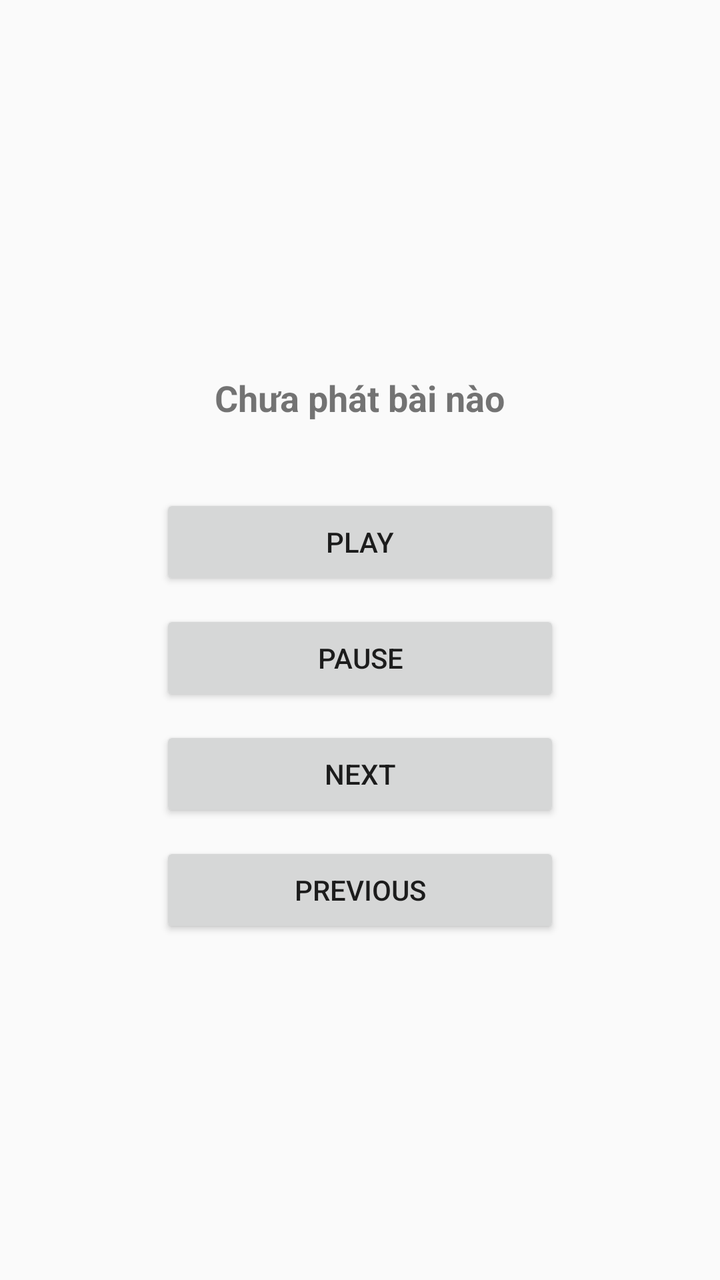
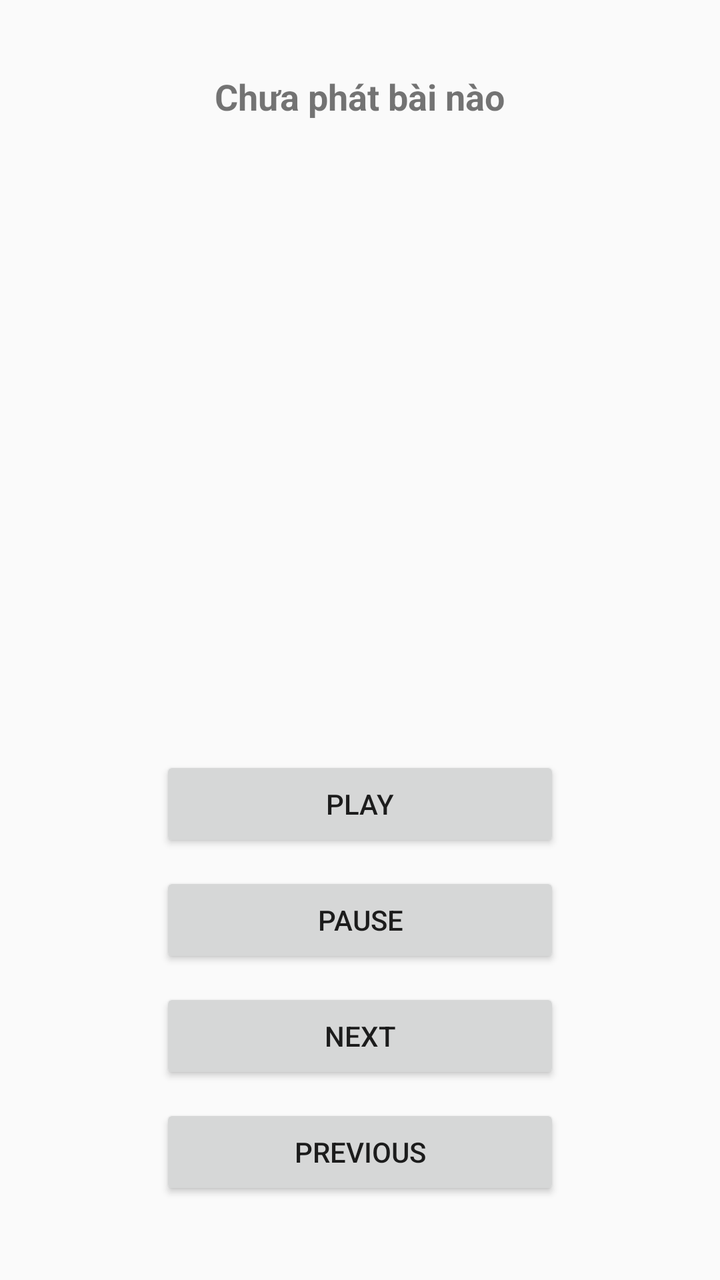

The first picture is an Android layout as it rendered before a commit; the second is the same layout after the commit. The layout source and the unified diff follow.
<!-- AndroidManifest.xml: activity theme Theme.ChadMusic -->
<!-- res/layout/activity_main.xml -->
<?xml version="1.0" encoding="utf-8"?>
<LinearLayout xmlns:android="http://schemas.android.com/apk/res/android"
    android:layout_width="match_parent"
    android:layout_height="match_parent"
    android:orientation="vertical"
    android:gravity="center"
    android:padding="20dp">

    
    <TextView
        android:id="@+id/txtCurrentSong"
        android:layout_width="wrap_content"
        android:layout_height="wrap_content"
        android:text="Chưa phát bài nào"
        android:textSize="18sp"
        android:textStyle="bold"
        android:padding="16dp" />

    
    <Button
        android:id="@+id/btnPlay"
        android:layout_width="200dp"
        android:layout_height="wrap_content"
        android:text="Play"
        android:layout_marginTop="20dp" />

    
    <Button
        android:id="@+id/btnPause"
        android:layout_width="200dp"
        android:layout_height="wrap_content"
        android:text="Pause"
        android:layout_marginTop="10dp" />

    
    <Button
        android:id="@+id/btnNext"
        android:layout_width="200dp"
        android:layout_height="wrap_content"
        android:text="Next"
        android:layout_marginTop="10dp" />

    
    <Button
        android:id="@+id/btnPrev"
        android:layout_width="200dp"
        android:layout_height="wrap_content"
        android:text="Previous"
        android:layout_marginTop="10dp" />

</LinearLayout>
<!-- resources referenced by this layout -->
<resources>
  <style name="Theme.ChadMusic" parent="Theme.AppCompat.Light.NoActionBar" />
</resources>

<!-- the commit's change to res/layout/activity_main.xml (unified diff, before → after) -->
@@ -3,7 +3,6 @@
     android:layout_width="match_parent"
     android:layout_height="match_parent"
     android:orientation="vertical"
-    android:gravity="center"
     android:padding="20dp">
 
     
@@ -14,38 +13,55 @@
         android:text="Chưa phát bài nào"
         android:textSize="18sp"
         android:textStyle="bold"
-        android:padding="16dp" />
+        android:padding="16dp"
+        android:gravity="center"
+        android:layout_gravity="center_horizontal" />
 
     
-    <Button
-        android:id="@+id/btnPlay"
-        android:layout_width="200dp"
-        android:layout_height="wrap_content"
-        android:text="Play"
-        android:layout_marginTop="20dp" />
+    <androidx.recyclerview.widget.RecyclerView
+        android:id="@+id/rvPlaylist"
+        android:layout_width="match_parent"
+        android:layout_height="0dp"
+        android:layout_weight="1"
+        android:paddingTop="10dp"
+        android:paddingBottom="10dp" />
 
     
-    <Button
-        android:id="@+id/btnPause"
-        android:layout_width="200dp"
+    <LinearLayout
+        android:layout_width="match_parent"
         android:layout_height="wrap_content"
-        android:text="Pause"
-        android:layout_marginTop="10dp" />
+        android:gravity="center"
+        android:orientation="vertical">
 
-    
-    <Button
-        android:id="@+id/btnNext"
-        android:layout_width="200dp"
-        android:layout_height="wrap_content"
-        android:text="Next"
-        android:layout_marginTop="10dp" />
+        <Button
+            android:id="@+id/btnPlay"
+            android:layout_width="200dp"
+            android:layout_height="wrap_content"
+            android:text="Play"
+            android:layout_marginTop="10dp" />
 
-    
-    <Button
-        android:id="@+id/btnPrev"
-        android:layout_width="200dp"
-        android:layout_height="wrap_content"
-        android:text="Previous"
-        android:layout_marginTop="10dp" />
+        <Button
+            android:id="@+id/btnPause"
+            android:layout_width="200dp"
+            android:layout_height="wrap_content"
+            android:text="Pause"
+            android:layout_marginTop="10dp" />
+
+        <Button
+            android:id="@+id/btnNext"
+            android:layout_width="200dp"
+            android:layout_height="wrap_content"
+            android:text="Next"
+            android:layout_marginTop="10dp" />
+
+        <Button
+            android:id="@+id/btnPrev"
+            android:layout_width="200dp"
+            android:layout_height="wrap_content"
+            android:text="Previous"
+            android:layout_marginTop="10dp"
+            android:layout_marginBottom="20dp" />
+
+    </LinearLayout>
 
 </LinearLayout>
